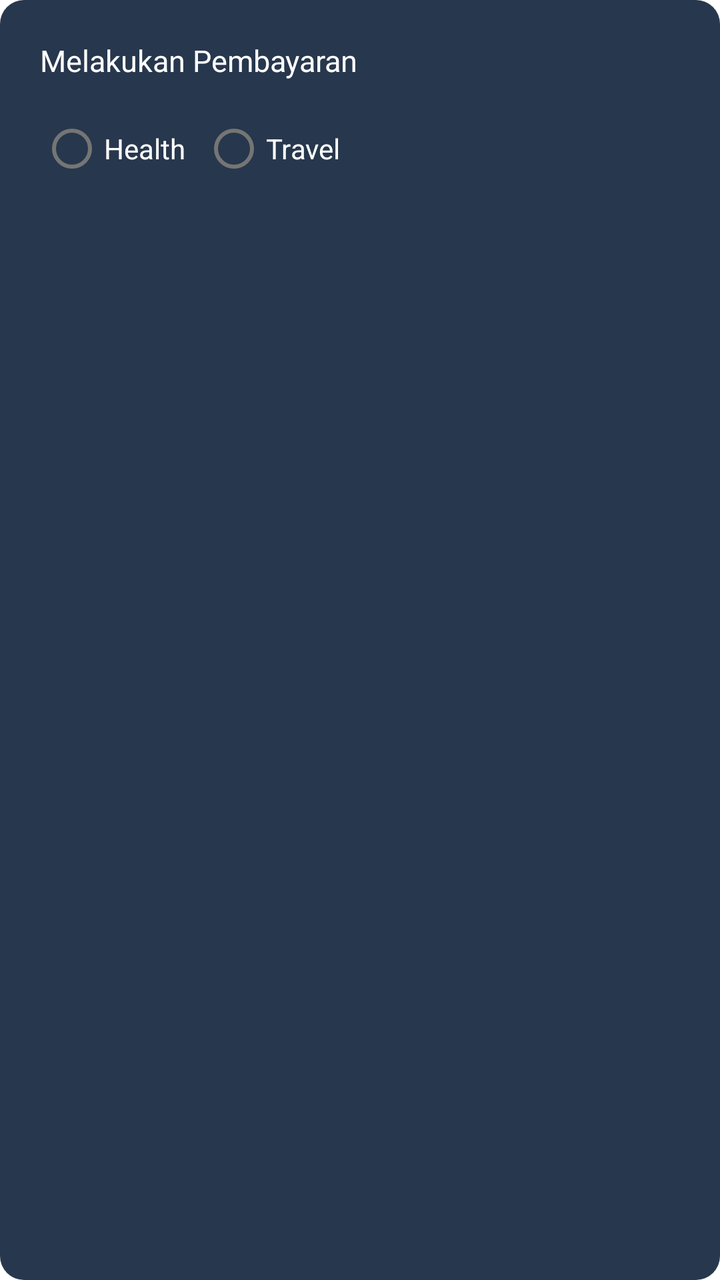
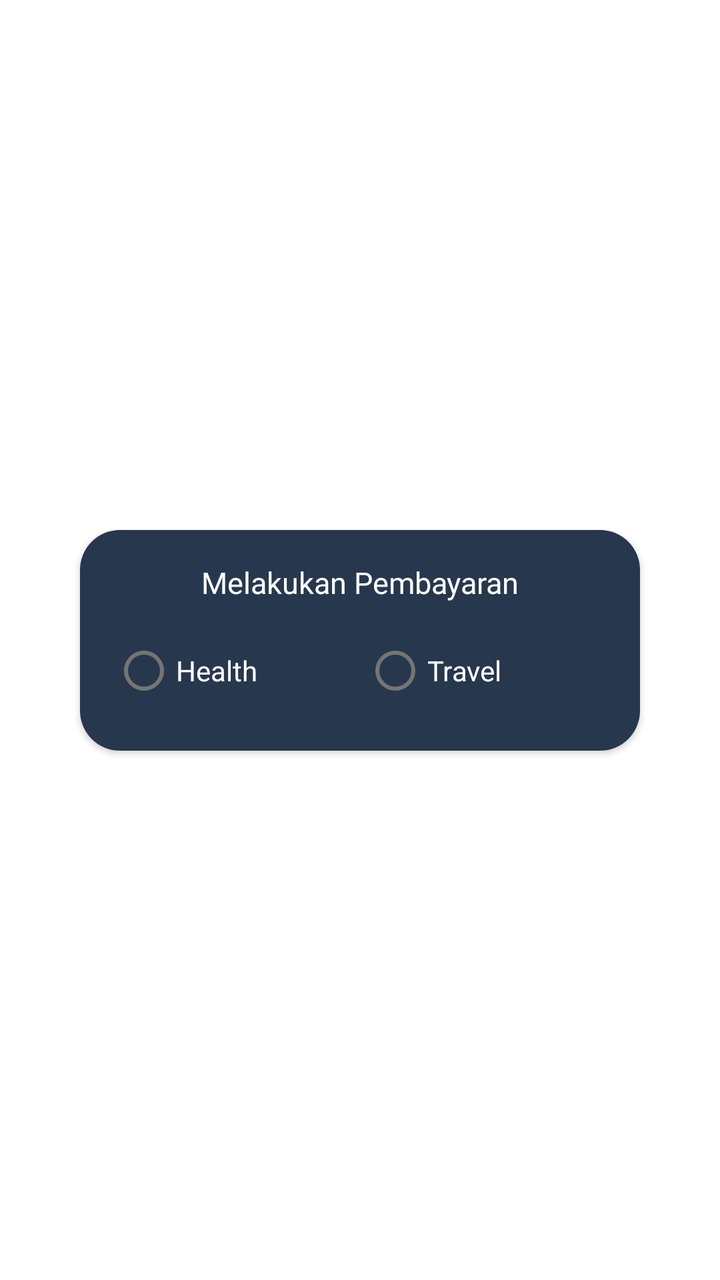

Before-and-after screenshots of an Android layout around one commit, followed by the original layout XML and the change that was made.
<!-- AndroidManifest.xml: application theme Theme.Skripsi -->
<!-- res/layout/pop_up_pilih_pembayaran.xml -->
<?xml version="1.0" encoding="utf-8"?>
<LinearLayout xmlns:android="http://schemas.android.com/apk/res/android"
    android:orientation="vertical"
    android:layout_width="wrap_content"
    android:layout_height="wrap_content"
    android:background="@drawable/rounded_box_dark"
    >

    <LinearLayout
        android:layout_width="wrap_content"
        android:layout_height="wrap_content"
        android:orientation="vertical"
        android:layout_margin="20dp"
        >

        <TextView
            android:layout_width="wrap_content"
            android:layout_height="wrap_content"
            android:text="@string/melakukan_pembayaran"
            android:textColor="@color/white"
            android:textSize="15sp"
            android:layout_marginBottom="10dp"
            />

        <RadioGroup
            android:layout_width="match_parent"
            android:layout_height="wrap_content"
            android:orientation="horizontal"
            android:id="@+id/pembayaran"
            >

            <RadioButton
                android:layout_width="wrap_content"
                android:layout_height="wrap_content"
                android:text="@string/health_lowercase"
                android:textColor="@color/white"
                android:layout_weight="1"
                android:id="@+id/health"
                />

            <RadioButton
                android:layout_width="wrap_content"
                android:layout_height="wrap_content"
                android:text="@string/travel_lowercase"
                android:textColor="@color/white"
                android:layout_weight="1"
                android:id="@+id/travel"
                />




        </RadioGroup>


    </LinearLayout>


</LinearLayout>
<!-- resources referenced by this layout -->
<resources>
  <color name="white">#FFFFFFFF</color>
  <!-- drawable rounded_box_dark (drawable) -->
  <?xml version="1.0" encoding="utf-8"?>
  <shape xmlns:android="http://schemas.android.com/apk/res/android"
      android:shape="rectangle">
      <solid android:color="#27374d" /> <corners android:radius="12dp" /> </shape>
  <string name="health_lowercase">Health</string>
  <string name="melakukan_pembayaran">Melakukan Pembayaran</string>
  <string name="travel_lowercase">Travel</string>
  <style name="Theme.Skripsi" parent="Theme.MaterialComponents.DayNight.DarkActionBar">
          
          <item name="colorPrimary">@color/purple_500</item>
          <item name="colorPrimaryVariant">@color/purple_700</item>
          <item name="colorOnPrimary">@color/white</item>
          
          <item name="colorSecondary">@color/teal_200</item>
          <item name="colorSecondaryVariant">@color/teal_700</item>
          <item name="colorOnSecondary">@color/black</item>
          
          <item name="android:statusBarColor">?attr/colorPrimaryVariant</item>
          
      </style>
  <color name="purple_500">#FF6200EE</color>
  <color name="purple_700">#FF3700B3</color>
  <color name="teal_200">#FF03DAC5</color>
  <color name="teal_700">#FF018786</color>
  <color name="black">#FF000000</color>
</resources>

<!-- the commit's change to res/layout/pop_up_pilih_pembayaran.xml (unified diff, before → after) -->
@@ -1,59 +1,65 @@
 <?xml version="1.0" encoding="utf-8"?>
-<LinearLayout xmlns:android="http://schemas.android.com/apk/res/android"
-    android:orientation="vertical"
-    android:layout_width="wrap_content"
-    android:layout_height="wrap_content"
-    android:background="@drawable/rounded_box_dark"
-    >
+<androidx.constraintlayout.widget.ConstraintLayout
+    xmlns:android="http://schemas.android.com/apk/res/android"
+    xmlns:app="http://schemas.android.com/apk/res-auto"
+    android:layout_width="match_parent"
+    android:layout_height="match_parent">
 
-    <LinearLayout
-        android:layout_width="wrap_content"
+    <androidx.cardview.widget.CardView
+        android:id="@+id/passwordPopup"
+        android:layout_width="280dp"
         android:layout_height="wrap_content"
-        android:orientation="vertical"
-        android:layout_margin="20dp"
-        >
+        android:layout_margin="24dp"
+        android:elevation="8dp"
+        app:cardCornerRadius="20dp"
+        app:layout_constraintTop_toTopOf="parent"
+        app:layout_constraintBottom_toBottomOf="parent"
+        app:layout_constraintStart_toStartOf="parent"
+        app:layout_constraintEnd_toEndOf="parent">
 
-        <TextView
-            android:layout_width="wrap_content"
-            android:layout_height="wrap_content"
-            android:text="@string/melakukan_pembayaran"
-            android:textColor="@color/white"
-            android:textSize="15sp"
-            android:layout_marginBottom="10dp"
-            />
-
-        <RadioGroup
+        <LinearLayout
             android:layout_width="match_parent"
             android:layout_height="wrap_content"
-            android:orientation="horizontal"
-            android:id="@+id/pembayaran"
-            >
+            android:padding="16dp"
+            android:orientation="vertical"
+            android:background="#27374d">
 
-            <RadioButton
-                android:layout_width="wrap_content"
+            <TextView
+                android:layout_width="match_parent"
                 android:layout_height="wrap_content"
-                android:text="@string/health_lowercase"
+                android:text="@string/melakukan_pembayaran"
                 android:textColor="@color/white"
-                android:layout_weight="1"
-                android:id="@+id/health"
+                android:textSize="15sp"
+                android:layout_marginBottom="10dp"
+                android:textAlignment="center"
                 />
 
-            <RadioButton
-                android:layout_width="wrap_content"
+            <RadioGroup
+                android:layout_width="match_parent"
                 android:layout_height="wrap_content"
-                android:text="@string/travel_lowercase"
-                android:textColor="@color/white"
-                android:layout_weight="1"
-                android:id="@+id/travel"
-                />
+                android:orientation="horizontal"
+                android:id="@+id/pembayaran"
+                >
 
+                <RadioButton
+                    android:layout_width="wrap_content"
+                    android:layout_height="wrap_content"
+                    android:text="@string/health_lowercase"
+                    android:textColor="@color/white"
+                    android:layout_weight="1"
+                    android:id="@+id/health"
+                    />
 
+                <RadioButton
+                    android:layout_width="wrap_content"
+                    android:layout_height="wrap_content"
+                    android:text="@string/travel_lowercase"
+                    android:textColor="@color/white"
+                    android:layout_weight="1"
+                    android:id="@+id/travel"
+                    />
 
-
-        </RadioGroup>
-
-
-    </LinearLayout>
-
-
-</LinearLayout>
+            </RadioGroup>
+        </LinearLayout>
+    </androidx.cardview.widget.CardView>
+</androidx.constraintlayout.widget.ConstraintLayout>
<!-- resource entries referenced after the edit -->
@@ -1,11 +1,6 @@
 <!-- resources referenced by this layout -->
 <resources>
   <color name="white">#FFFFFFFF</color>
-  <!-- drawable rounded_box_dark (drawable) -->
-  <?xml version="1.0" encoding="utf-8"?>
-  <shape xmlns:android="http://schemas.android.com/apk/res/android"
-      android:shape="rectangle">
-      <solid android:color="#27374d" /> <corners android:radius="12dp" /> </shape>
   <string name="health_lowercase">Health</string>
   <string name="melakukan_pembayaran">Melakukan Pembayaran</string>
   <string name="travel_lowercase">Travel</string>
